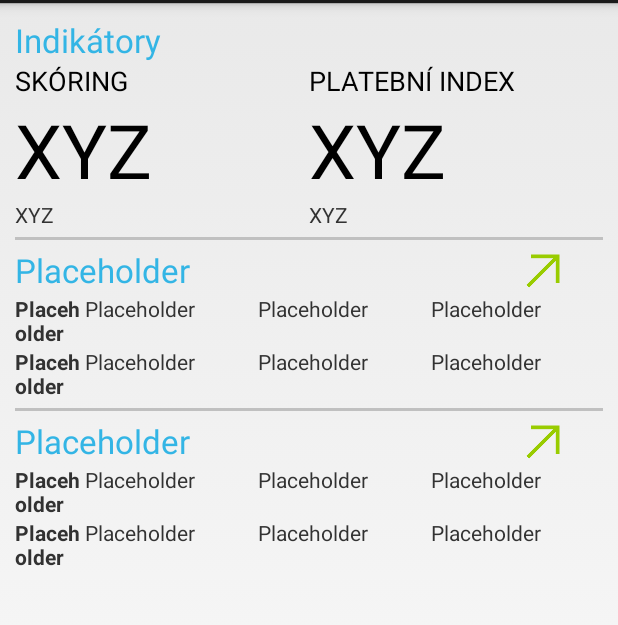
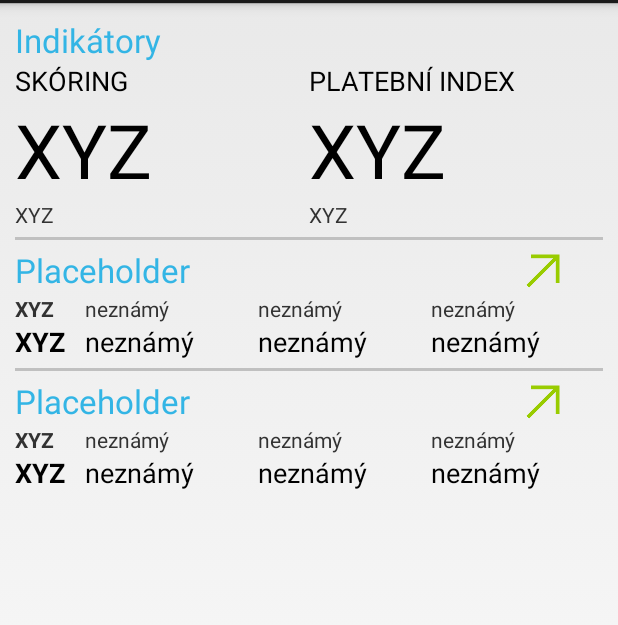
Before and after one commit to musilon9/BIS-PRO-App, an Android app: the fragment CompanyCheckFragment shown on its own in the app's theme, on a phone screen of 412 x 824 dp, the part 69-694 px from its top. Run offline under Robolectric (Android 15) with nearby library versions, the phone set to English and light mode, and no system bars; our stand-ins replace Volley; network calls fail.

```diff
--- a/app/src/main/res/layout/block_four_pieces.xml
+++ b/app/src/main/res/layout/block_four_pieces.xml
@@ -48,7 +48,7 @@
             android:layout_weight="5"
             android:textAppearance="?android:attr/textAppearanceSmall"
             android:textStyle="bold"
-            android:text="@string/placeholderString"
+            android:text="@string/placeholderShort"
             android:layout_gravity="center_horizontal"
             android:id="@+id/label_year" />
 
@@ -57,7 +57,7 @@
             android:layout_height="wrap_content"
             android:layout_weight="4"
             android:textAppearance="?android:attr/textAppearanceSmall"
-            android:text="@string/placeholderString"
+            android:text="@string/unknown"
             android:layout_gravity="center_horizontal"
             android:id="@+id/year1" />
 
@@ -66,7 +66,7 @@
             android:layout_height="wrap_content"
             android:layout_weight="4"
             android:textAppearance="?android:attr/textAppearanceSmall"
-            android:text="@string/placeholderString"
+            android:text="@string/unknown"
             android:layout_gravity="center_horizontal"
             android:id="@+id/year2" />
 
@@ -75,7 +75,7 @@
             android:layout_height="wrap_content"
             android:layout_weight="4"
             android:textAppearance="?android:attr/textAppearanceSmall"
-            android:text="@string/placeholderString"
+            android:text="@string/unknown"
             android:layout_gravity="center_horizontal"
             android:id="@+id/year3" />
 
@@ -91,9 +91,9 @@
             android:layout_width="match_parent"
             android:layout_height="wrap_content"
             android:layout_weight="5"
-            android:textAppearance="?android:attr/textAppearanceSmall"
+            android:textAppearance="?android:attr/textAppearanceMedium"
             android:textStyle="bold"
-            android:text="@string/placeholderString"
+            android:text="@string/placeholderShort"
             android:layout_gravity="center_horizontal"
             android:id="@+id/label_value" />
 
@@ -101,8 +101,8 @@
             android:layout_width="match_parent"
             android:layout_height="wrap_content"
             android:layout_weight="4"
-            android:textAppearance="?android:attr/textAppearanceSmall"
-            android:text="@string/placeholderString"
+            android:textAppearance="?android:attr/textAppearanceMedium"
+            android:text="@string/unknown"
             android:layout_gravity="center_horizontal"
             android:id="@+id/value1" />
 
@@ -110,8 +110,8 @@
             android:layout_width="match_parent"
             android:layout_height="wrap_content"
             android:layout_weight="4"
-            android:textAppearance="?android:attr/textAppearanceSmall"
-            android:text="@string/placeholderString"
+            android:textAppearance="?android:attr/textAppearanceMedium"
+            android:text="@string/unknown"
             android:layout_gravity="center_horizontal"
             android:id="@+id/value2" />
 
@@ -119,8 +119,8 @@
             android:layout_width="match_parent"
             android:layout_height="wrap_content"
             android:layout_weight="4"
-            android:textAppearance="?android:attr/textAppearanceSmall"
-            android:text="@string/placeholderString"
+            android:textAppearance="?android:attr/textAppearanceMedium"
+            android:text="@string/unknown"
             android:layout_gravity="center_horizontal"
             android:id="@+id/value3" />
 
--- a/app/src/main/res/values/strings.xml
+++ b/app/src/main/res/values/strings.xml
@@ -42,6 +42,7 @@
     <string name="placeholderString">Placeholder</string>
     <string name="placeholderShort">XYZ</string>
     <string name="loadingString">Načítám data&#8230;</string>
+    <string name="unknown">neznámý</string>
     <string name="imageButtonDescription">Super ikonka</string>
 
     <string name="hello_world">Hello world!</string>
@@ -73,7 +74,7 @@
     <string name="labelSince">od roku</string>
     <string name="czechRepublic">Česká republika</string>
     <string name="labelYear">Rok</string>
-
+    <string name="labelCount">Rok</string>
 
     <!-- JSON Fields -->
     <string name="jsonFieldType">typeTxt</string>
```
Also changed, not shown: app/src/main/java/app/com/bisnode/tabfragments/company/CompanyCheckFragment.java (+22 -0 lines).
